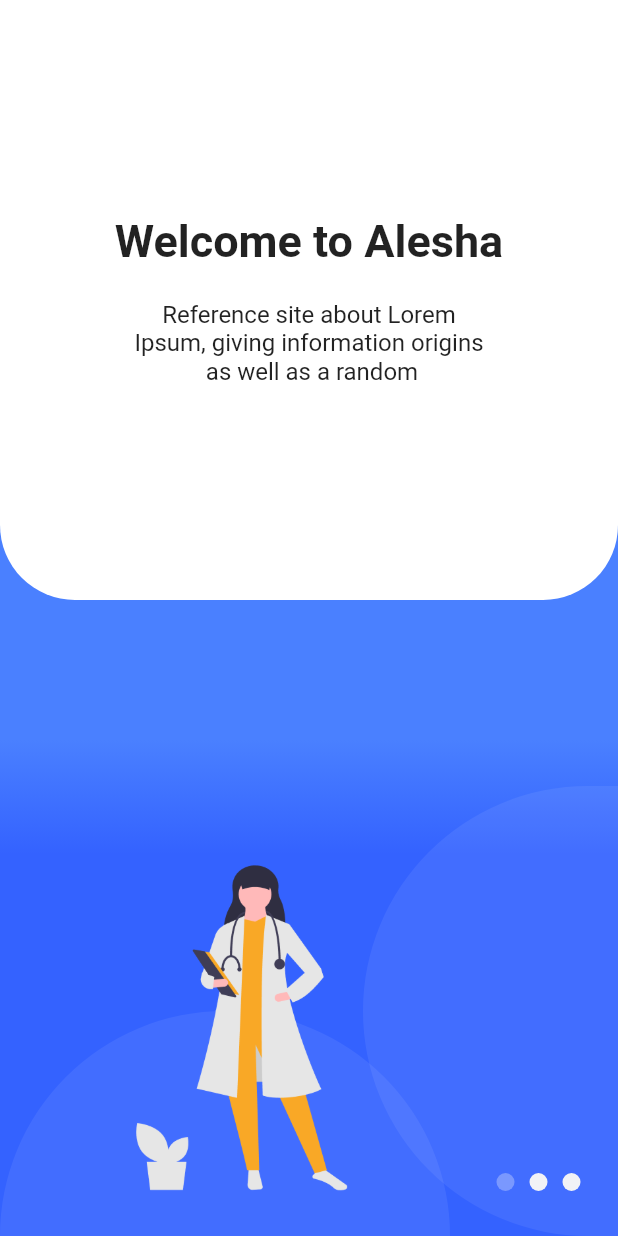
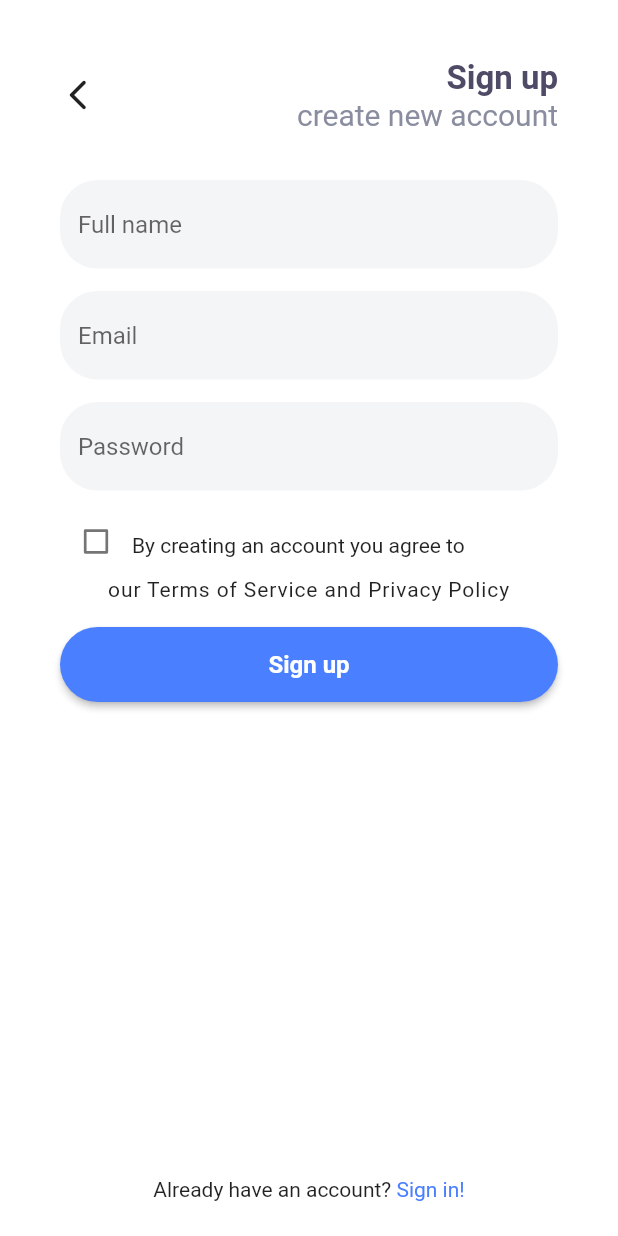
Before and after one commit to fadhilbima/tenang_flutter_test_alesha, a Flutter app: the screen it shows after launch, on a phone screen of 412 x 824 dp. Run offline on Flutter 3.47's test engine with Material 2 defaults, Android fonts, the phone set to English and light mode, and no system bars; our stand-ins replace bloc, cloud_firestore, equatable, firebase_auth, firebase_core, flutter_bloc and 1 more; accounts and stored records are empty.

Commit message:
Register_Page

```diff
--- a/lib/main.dart
+++ b/lib/main.dart
@@ -4,6 +4,7 @@ import 'package:flutter_bloc/flutter_bloc.dart';
 import 'package:tenang_flutter_test/login/bloc/login_bloc.dart';
 import 'package:tenang_flutter_test/login/screens/login_page.dart';
 import 'package:tenang_flutter_test/onboarding/screens/onboarding_page.dart';
+import 'package:tenang_flutter_test/register/screens/register_page.dart';
 import 'package:tenang_flutter_test/root/route/splash_screen.dart';
 
 Future<void> main() async {
@@ -21,7 +22,7 @@ class MyApp extends StatelessWidget {
       theme: ThemeData(
         primarySwatch: Colors.blue,
       ),
-      home: SplashScreen(),
+      home: RegisterPrep(),
     );
   }
 }
--- /dev/null
+++ b/lib/register/bloc/register_bloc.dart
@@ -0,0 +1,48 @@
+import 'dart:async';
+
+import 'package:bloc/bloc.dart';
+import 'package:equatable/equatable.dart';
+import 'package:firebase_auth/firebase_auth.dart';
+import 'package:flutter/cupertino.dart';
+import 'package:cloud_firestore/cloud_firestore.dart';
+
+part 'register_event.dart';
+part 'register_state.dart';
+
+class RegisterBloc extends Bloc<RegisterEvent, RegisterState> {
+  final fullnameController = TextEditingController();
+  final emailController = TextEditingController();
+  final passwordController = TextEditingController();
+  bool agreement = false;
+  final formKey = GlobalKey<FormState>();
+  final registData = FirebaseAuth.instance;
+  final storage = FirebaseFirestore.instance;
+  RegisterBloc() : super(RegisterInitial()) {
+    on<RegisterSubmitEvent>((event, emit) async {
+      emit(RegisterLoading());
+      if(formKey.currentState!.validate() && agreement == true) {
+        try {
+          String fullname = fullnameController.text;
+          String email = emailController.text;
+          String password = passwordController.text;
+          await registData.createUserWithEmailAndPassword(
+            email: email,
+            password: password,
+          );
+          Map<String, String> userFullname = {
+            'fullname': fullname
+          };
+          await storage
+              .collection('usersData')
+              .doc(registData.currentUser!.uid)
+              .set(userFullname);
+          emit(RegisterSuccess());
+        } catch (e) {
+          emit(RegisterFailed('Please, Fill entire form and check the agreement'));
+        }
+      } else {
+        emit(RegisterFailed('Please, Fill entire form and check the agreement'));
+      }
+    });
+  }
+}
--- /dev/null
+++ b/lib/register/bloc/register_event.dart
@@ -0,0 +1,10 @@
+part of 'register_bloc.dart';
+
+abstract class RegisterEvent extends Equatable {
+  const RegisterEvent();
+}
+
+class RegisterSubmitEvent extends RegisterEvent {
+  @override
+  List<Object> get props => [];
+}
--- /dev/null
+++ b/lib/register/bloc/register_state.dart
@@ -0,0 +1,28 @@
+part of 'register_bloc.dart';
+
+abstract class RegisterState extends Equatable {
+  const RegisterState();
+}
+
+class RegisterInitial extends RegisterState {
+  @override
+  List<Object> get props => [];
+}
+
+class RegisterLoading extends RegisterState {
+  @override
+  List<Object> get props => [];
+}
+
+class RegisterSuccess extends RegisterState {
+  @override
+  List<Object> get props => [];
+}
+
+class RegisterFailed extends RegisterState {
+  final String message;
+
+  RegisterFailed(this.message);
+  @override
+  List<Object> get props => [message];
+}
--- /dev/null
+++ b/lib/register/screens/register_page.dart
@@ -0,0 +1,220 @@
+import 'package:flutter/material.dart';
+import 'package:flutter_bloc/flutter_bloc.dart';
+import 'package:tenang_flutter_test/login/screens/login_page.dart';
+import 'package:tenang_flutter_test/register/bloc/register_bloc.dart';
+
+class RegisterPrep extends StatelessWidget {
+  const RegisterPrep({Key? key}) : super(key: key);
+
+  @override
+  Widget build(BuildContext context) {
+    return BlocProvider(
+      create: (context) => RegisterBloc(),
+      child: RegisterPage(),
+    );
+  }
+}
+
+
+class RegisterPage extends StatefulWidget {
+  RegisterPage({Key? key}) : super(key: key);
+
+  @override
+  State<RegisterPage> createState() => _RegisterPageState();
+}
+
+class _RegisterPageState extends State<RegisterPage> {
+  @override
+  Widget build(BuildContext context) {
+    return BlocListener<RegisterBloc, RegisterState>(
+      listener: (context, state) {
+        if(state is RegisterSuccess) {
+          Navigator.push(
+            context,
+            MaterialPageRoute(
+              builder: (_) {
+                return LoginPrep();
+              },
+            ),
+          );
+          ScaffoldMessenger.of(context).showSnackBar(
+            SnackBar(
+              backgroundColor: Colors.blue,
+              content: Text('Account Created!'),
+            ),
+          );
+        }
+        if(state is RegisterFailed) {
+          ScaffoldMessenger.of(context).showSnackBar(
+            SnackBar(
+              backgroundColor: Colors.red,
+              content: Text(state.message),
+            ),
+          );
+        }
+      },
+      child: Scaffold(
+        backgroundColor: Colors.white,
+        body: SafeArea(
+          child: SingleChildScrollView(
+            child: Container(
+              margin: EdgeInsets.symmetric(horizontal: 40),
+              child: Form(
+                key: context.read<RegisterBloc>().formKey,
+                child: Column(
+                  crossAxisAlignment: CrossAxisAlignment.stretch,
+                  children: [
+                    SizedBox(height: 39,),
+                    Row(
+                      mainAxisAlignment: MainAxisAlignment.spaceBetween,
+                      children: [
+                        Icon(Icons.arrow_back_ios_new_rounded),
+                        Column(
+                          mainAxisAlignment: MainAxisAlignment.center,
+                          crossAxisAlignment: CrossAxisAlignment.end,
+                          children: [
+                            Text(
+                              'Sign up',
+                              style: TextStyle(
+                                  fontSize: 22,
+                                  fontWeight: FontWeight.w700,
+                                  color: Color(0xFF4E4B66)
+                              ),
+                            ),
+                            Text(
+                              'create new account',
+                              style: TextStyle(
+                                fontSize: 20,
+                                fontWeight: FontWeight.w400,
+                                color: Color(0xFF8A8D9F),
+                              ),
+                            ),
+                          ],
+                        )
+                      ],
+                    ),
+                    SizedBox(height: 32,),
+                    TextFormField(
+                      controller: context.read<RegisterBloc>().fullnameController,
+                      decoration: InputDecoration(
+                        border: OutlineInputBorder(
+                          borderRadius: BorderRadius.circular(25),
+                          borderSide: BorderSide.none,
+                        ),
+                        filled: true,
+                        fillColor: Color(0xFFF4F5F7),
+                        hintText: 'Full name',
+                      ),
+                    ),
+                    SizedBox(height: 15,),
+                    TextFormField(
+                      controller: context.read<RegisterBloc>().emailController,
+                      decoration: InputDecoration(
+                        border: OutlineInputBorder(
+                          borderRadius: BorderRadius.circular(25),
+                          borderSide: BorderSide.none,
+                        ),
+                        filled: true,
+                        fillColor: Color(0xFFF4F5F7),
+                        hintText: 'Email',
+                      ),
+                    ),
+                    SizedBox(height: 15,),
+                    TextFormField(
+                      obscureText: true,
+                      controller: context.read<RegisterBloc>().passwordController,
+                      decoration: InputDecoration(
+                        border: OutlineInputBorder(
+                          borderRadius: BorderRadius.circular(25),
+                          borderSide: BorderSide.none,
+                        ),
+                        filled: true,
+                        fillColor: Color(0xFFF4F5F7),
+                        hintText: 'Password',
+                      ),
+                    ),
+                    Row(
+                      children: [
+                        Padding(
+                          padding: EdgeInsets.only(top: 10),
+                          child: Transform.scale(
+                            scale: 0.9,
+                            child: Checkbox(
+                              value: context.read<RegisterBloc>().agreement,
+                              onChanged: (value) {
+                                setState(() {
+                                  context.read<RegisterBloc>().agreement = value!;
+                                });
+                              },
+                            ),
+                          ),
+                        ),
+                        Padding(
+                          padding: EdgeInsets.only(top: 15),
+                          child: Text('By creating an account you agree to'),
+                        )
+                      ],
+                    ),
+                    Text(
+                      'our Terms of Service and Privacy Policy',
+                      textAlign: TextAlign.center,
+                      style: TextStyle(
+                          letterSpacing: 0.6
+                      ),
+                    ),
+                    SizedBox(height: 17,),
+                    ElevatedButton(
+                      style: ElevatedButton.styleFrom(
+                          fixedSize: Size(MediaQuery.of(context).size.width, 50),
+                          backgroundColor: Color(0xFF4A80FF),
+                          shape: RoundedRectangleBorder(
+                            borderRadius: BorderRadius.circular(25),
+                          )
+                      ),
+                      onPressed: () {
+                        context.read<RegisterBloc>().add(RegisterSubmitEvent());
+                      },
+                      child: Text(
+                        'Sign up',
+                        style: TextStyle(
+                          fontSize: 16,
+                          fontWeight: FontWeight.w700,
+                        ),
+                      ),
+                    )
+                  ],
+                ),
+              ),
+            ),
+          ),
+        ),
+        bottomNavigationBar: BottomAppBar(
+          elevation: 0.0,
+          child: Padding(
+            padding: EdgeInsets.only(bottom: 23),
+            child: Row(
+              mainAxisAlignment: MainAxisAlignment.center,
+              children: [
+                Text(
+                  'Already have an account? ',
+                  style: TextStyle(
+                      fontWeight: FontWeight.w400
+                  ),
+                ),
+                InkWell(
+                  child: Text(
+                    'Sign in!',
+                    style: TextStyle(
+                      fontWeight: FontWeight.w400,
+                      color: Color(0xFF4A80FF),
+                    ),
+                  ),
+                )
+              ],
+            ),
+          ),
+        ),
+      ),
+    );
+  }
+}
```
